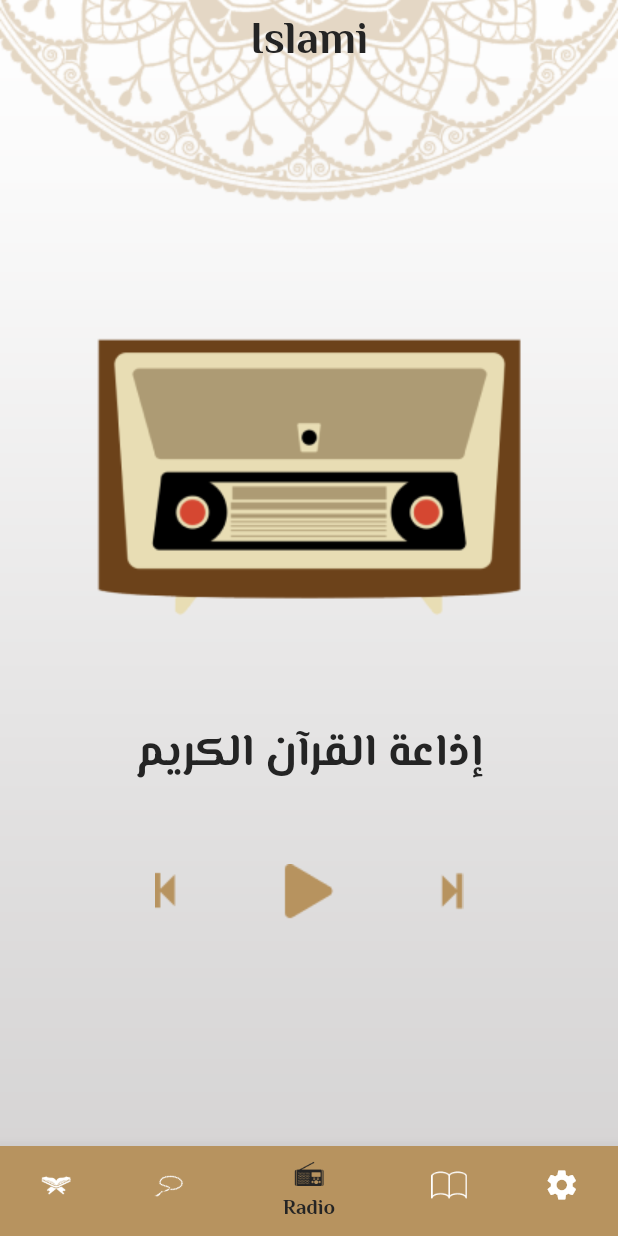
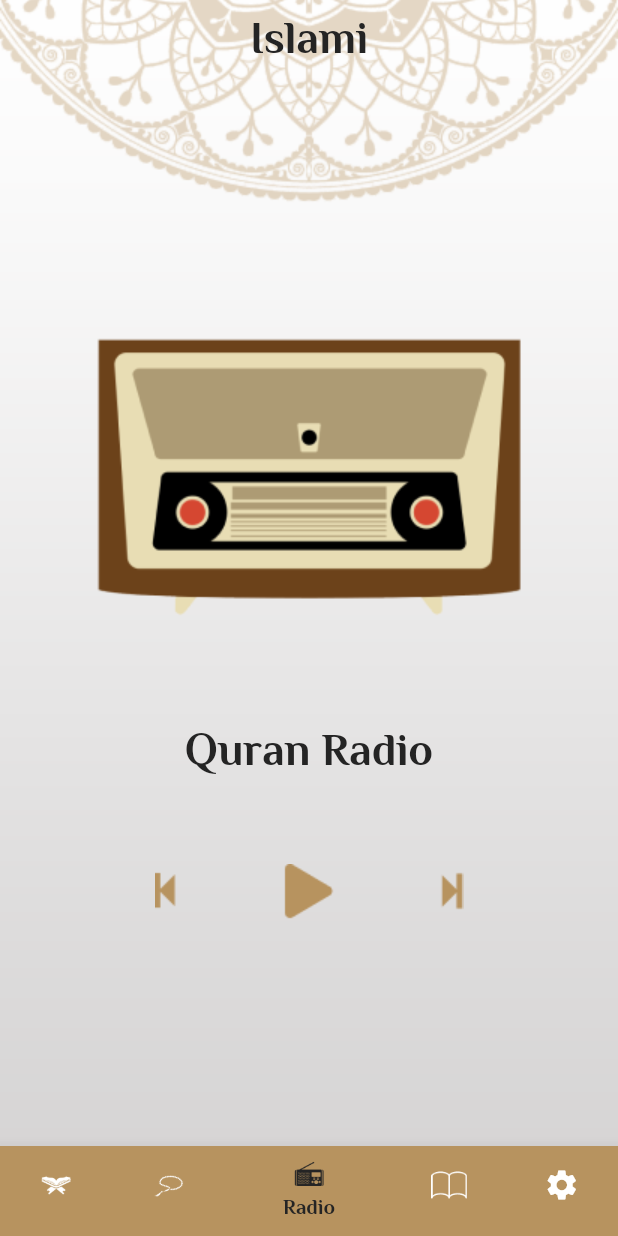
Before and after one commit to hadyawny/islami_app, a Flutter app: the screen it shows after launch, item 3 of the bottom bar chosen, on a phone screen of 412 x 824 dp. Run offline on Flutter 3.47's test engine with Material 2 defaults, Android fonts, the phone set to English and light mode, and no system bars; our stand-ins replace google_fonts; generated files the repository leaves out were written again.

Commit message:
finished localization and added arabic and english languages

```diff
--- /dev/null
+++ b/l10n.yaml
@@ -0,0 +1,3 @@
+arb-dir: lib/l10n
+template-arb-file: app_en.arb
+output-localization-file: app_localizations.dart
--- a/lib/home.dart
+++ b/lib/home.dart
@@ -5,6 +5,7 @@ import 'package:islami_app/tabs/quran_tab.dart';
 import 'package:islami_app/tabs/radio_tab.dart';
 import 'package:islami_app/tabs/sebha_tab.dart';
 import 'package:islami_app/tabs/settings_tab.dart';
+import 'package:flutter_gen/gen_l10n/app_localizations.dart';
 
 class HomeScreen extends StatefulWidget {
   static const String routeName = "HomeScreen";
@@ -30,7 +31,7 @@ class _HomeScreenState extends State<HomeScreen> {
         Scaffold(
           appBar: AppBar(
             title: Text(
-              "Islami",
+              AppLocalizations.of(context)!.appTitle,
               style: Theme.of(context).textTheme.bodyLarge,
             ),
             centerTitle: true,
@@ -44,30 +45,30 @@ class _HomeScreenState extends State<HomeScreen> {
               items: [
                 BottomNavigationBarItem(
                   icon: const ImageIcon(AssetImage("assets/images/quran.png")),
-                  label: "Quran",
+                  label: AppLocalizations.of(context)!.quran,
                   backgroundColor: MyThemeData.primaryColor,
                 ),
                 BottomNavigationBarItem(
                   icon: const ImageIcon(AssetImage("assets/images/sebha.png")),
-                  label: "Sebha",
+                  label: AppLocalizations.of(context)!.sebha,
                   backgroundColor: MyThemeData.primaryColor,
                 ),
                 BottomNavigationBarItem(
                   icon: const ImageIcon(
                     AssetImage("assets/images/radio.png"),
                   ),
-                  label: "Radio",
+                  label: AppLocalizations.of(context)!.radio,
                   backgroundColor: MyThemeData.primaryColor,
                 ),
                 BottomNavigationBarItem(
                   icon:
                       const ImageIcon(AssetImage("assets/images/ahadeth.png")),
-                  label: "Ahadeth",
+                  label: AppLocalizations.of(context)!.ahadeth,
                   backgroundColor: MyThemeData.primaryColor,
                 ),
                 BottomNavigationBarItem(
                   icon: const Icon(Icons.settings),
-                  label: "Settings",
+                  label: AppLocalizations.of(context)!.settings,
                   backgroundColor: MyThemeData.primaryColor,
                 ),
               ]),
--- /dev/null
+++ b/lib/l10n/app_en.arb
@@ -0,0 +1,14 @@
+{
+  "appTitle": "Islami",
+  "suraName": "Sura Name",
+  "ahadeth": "Ahadeth",
+  "tasbehCount": "Tasbeh Count",
+  "quran": "Quran",
+  "sebha": "Sebha",
+  "radio": "Radio",
+  "settings": "Settings",
+  "quranRadio": "Quran Radio"
+
+
+
+}
--- a/lib/main.dart
+++ b/lib/main.dart
@@ -1,7 +1,8 @@
 import 'package:flutter/material.dart';
 import 'package:islami_app/home.dart';
 import 'package:islami_app/sura_details.dart';
-
+import 'package:flutter_localizations/flutter_localizations.dart';
+import 'package:flutter_gen/gen_l10n/app_localizations.dart';
 import 'hadeth_details.dart';
 import 'my_theme_data.dart';
 
@@ -16,6 +17,18 @@ class MyApp extends StatelessWidget {
   @override
   Widget build(BuildContext context) {
     return MaterialApp(
+
+      localizationsDelegates: [
+        GlobalMaterialLocalizations.delegate,
+        AppLocalizations.delegate,
+        GlobalWidgetsLocalizations.delegate,
+        GlobalCupertinoLocalizations.delegate,
+      ],
+      supportedLocales: [
+        Locale('en'), // English
+        Locale('ar'), // Spanish
+      ],
+
       debugShowCheckedModeBanner: false,
       initialRoute: HomeScreen.routeName,
       routes: {
--- a/lib/tabs/ahadeth_tab.dart
+++ b/lib/tabs/ahadeth_tab.dart
@@ -2,7 +2,7 @@ import 'package:flutter/material.dart';
 import 'package:flutter/services.dart';
 import 'package:islami_app/hadeth_model.dart';
 import 'package:islami_app/my_theme_data.dart';
-
+import 'package:flutter_gen/gen_l10n/app_localizations.dart';
 import '../hadeth_details.dart';
 
 class AhadethTab extends StatefulWidget {
@@ -26,7 +26,7 @@ class _AhadethTabState extends State<AhadethTab> {
             color: MyThemeData.primaryColor,
           ),
           Text(
-            "Ahadeth",
+            AppLocalizations.of(context)!.ahadeth,
             style: Theme.of(context).textTheme.bodyLarge,
           ),
           Divider(
--- a/lib/tabs/quran_tab.dart
+++ b/lib/tabs/quran_tab.dart
@@ -2,6 +2,7 @@ import 'package:flutter/material.dart';
 import 'package:islami_app/my_theme_data.dart';
 import 'package:islami_app/sura_details.dart';
 import 'package:islami_app/sura_model.dart';
+import 'package:flutter_gen/gen_l10n/app_localizations.dart';
 
 class QuranTab extends StatelessWidget {
   List<String> suraNames = [
@@ -133,7 +134,7 @@ class QuranTab extends StatelessWidget {
             thickness: 2,
           ),
           Text(
-            "Sura Name",
+            AppLocalizations.of(context)!.suraName,
             style: Theme.of(context)
                 .textTheme
                 .bodyMedium!
--- a/lib/tabs/radio_tab.dart
+++ b/lib/tabs/radio_tab.dart
@@ -1,4 +1,5 @@
 import 'package:flutter/material.dart';
+import 'package:flutter_gen/gen_l10n/app_localizations.dart';
 
 class RadioTab extends StatelessWidget {
   const RadioTab({super.key});
@@ -14,7 +15,7 @@ class RadioTab extends StatelessWidget {
             height: 50,
           ),
           Text(
-            "إذاعة القرآن الكريم",
+            AppLocalizations.of(context)!.quranRadio,
             style: Theme.of(context).textTheme.bodyLarge,
           ),
           const SizedBox(
--- a/lib/tabs/sebha_tab.dart
+++ b/lib/tabs/sebha_tab.dart
@@ -1,5 +1,6 @@
 import 'package:flutter/material.dart';
 import 'package:islami_app/my_theme_data.dart';
+import 'package:flutter_gen/gen_l10n/app_localizations.dart';
 
 class SebhaTab extends StatefulWidget {
   const SebhaTab({super.key});
@@ -39,7 +40,7 @@ class _SebhaTabState extends State<SebhaTab> {
             height: 20,
           ),
           Text(
-            "tasbeh count",
+            AppLocalizations.of(context)!.tasbehCount,
             style: Theme.of(context).textTheme.bodyLarge,
           ),
           const SizedBox(
--- a/pubspec.yaml
+++ b/pubspec.yaml
@@ -37,6 +37,10 @@ dependencies:
   cupertino_icons: ^1.0.2
   google_fonts: ^5.1.0
 
+  flutter_localizations:
+    sdk: flutter
+  intl: ^0.18.1
+
 dev_dependencies:
   flutter_test:
     sdk: flutter
@@ -53,6 +57,8 @@ dev_dependencies:
 
 # The following section is specific to Flutter packages.
 flutter:
+
+  generate: true
 
   # The following line ensures that the Material Icons font is
   # included with your application, so that you can use the icons in
```
Also changed, not shown: lib/l10n/app_ar.arb (added, +12 -0 lines), pubspec.lock.
